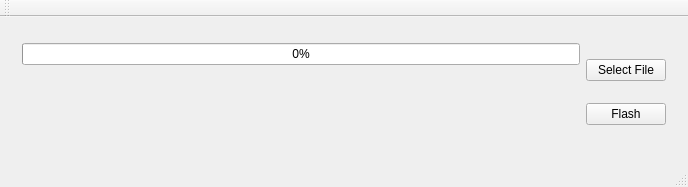
Qt form flasherwindow.ui (mfro0/tbdm-flasher) before a commit.
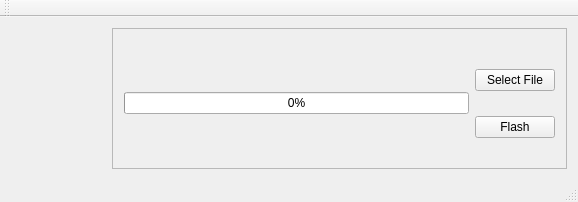
The same form after that commit. Icons and pictures are not drawn.

Commit message: add Firebee logo to dialog

```diff
--- a/flasherwindow.ui
+++ b/flasherwindow.ui
@@ -6,17 +6,48 @@
    <rect>
     <x>0</x>
     <y>0</y>
-    <width>688</width>
-    <height>187</height>
+    <width>578</width>
+    <height>202</height>
    </rect>
   </property>
   <property name="windowTitle">
    <string>Teensy BDM Flasher</string>
   </property>
+  <property name="windowIcon">
+   <iconset>
+    <normaloff>../../../Bilder/firebee.png</normaloff>../../../Bilder/firebee.png</iconset>
+  </property>
+  <property name="autoFillBackground">
+   <bool>false</bool>
+  </property>
+  <property name="styleSheet">
+   <string notr="true"/>
+  </property>
   <widget class="QWidget" name="centralWidget">
+   <layout class="QHBoxLayout" name="horizontalLayout_6">
+    <item>
    <layout class="QHBoxLayout" name="horizontalLayout_4">
+      <item>
+       <widget class="QLabel" name="label">
+        <property name="minimumSize">
+         <size>
+          <width>95</width>
+          <height>95</height>
+         </size>
+        </property>
+        <property name="styleSheet">
+         <string notr="true">image: url(:/backgrounds/firebee.png);</string>
+        </property>
+        <property name="text">
+         <string/>
+        </property>
+       </widget>
+      </item>
     <item>
      <widget class="QStackedWidget" name="stackedWidget">
+        <property name="frameShape">
+         <enum>QFrame::StyledPanel</enum>
+        </property>
       <property name="currentIndex">
        <number>0</number>
       </property>
@@ -25,7 +56,7 @@
         <item>
          <layout class="QHBoxLayout" name="horizontalLayout_2">
           <property name="topMargin">
-           <number>4</number>
+             <number>10</number>
           </property>
           <item>
            <layout class="QVBoxLayout" name="verticalLayout_3">
@@ -45,19 +76,15 @@
               </property>
              </widget>
             </item>
-            <item>
-             <widget class="QLabel" name="filenameLabel">
-              <property name="text">
-               <string/>
-              </property>
-             </widget>
-            </item>
            </layout>
           </item>
           <item>
            <layout class="QVBoxLayout" name="verticalLayout">
             <item>
              <widget class="QPushButton" name="selectFileButton">
+                <property name="autoFillBackground">
+                 <bool>false</bool>
+                </property>
               <property name="text">
                <string>Select File</string>
               </property>
@@ -111,6 +138,8 @@
      </widget>
     </item>
    </layout>
+    </item>
+   </layout>
   </widget>
   <widget class="QMenuBar" name="menuBar">
    <property name="geometry">
@@ -122,7 +151,15 @@
     </rect>
    </property>
   </widget>
+  <widget class="QStatusBar" name="statusBar">
+   <property name="enabled">
+    <bool>true</bool>
+   </property>
+  </widget>
   <widget class="QToolBar" name="mainToolBar">
+   <property name="enabled">
+    <bool>false</bool>
+   </property>
    <attribute name="toolBarArea">
     <enum>TopToolBarArea</enum>
    </attribute>
```
Left out of the diff: 39 changed lines with no effect on the pictures. Lines whose indentation alone changed are shown as unchanged. The commit also changes 5 other files.
